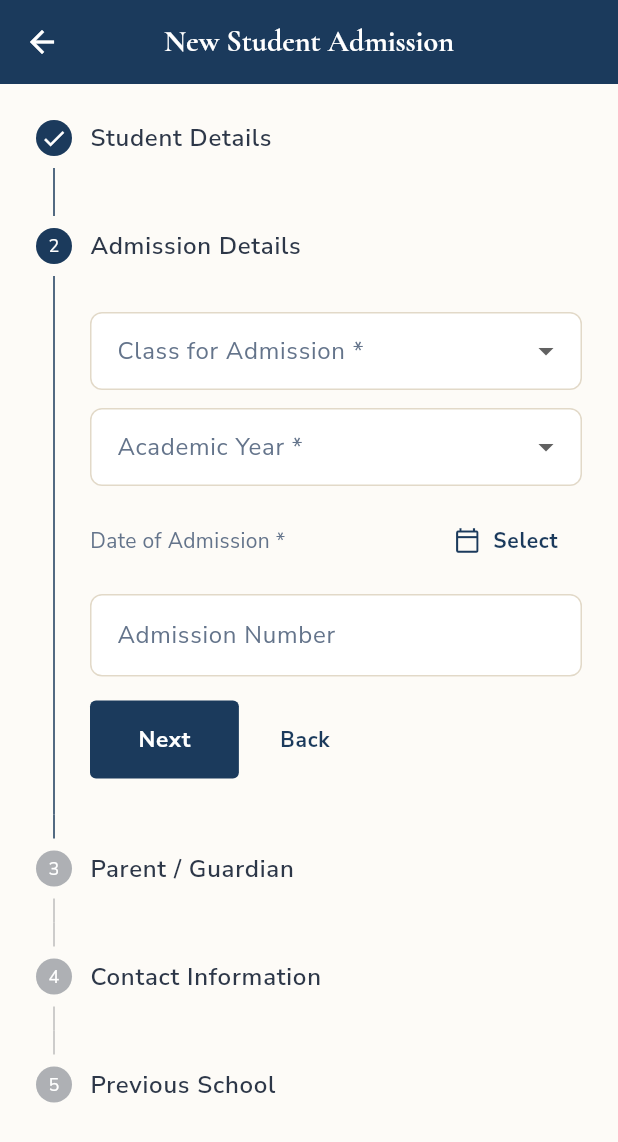
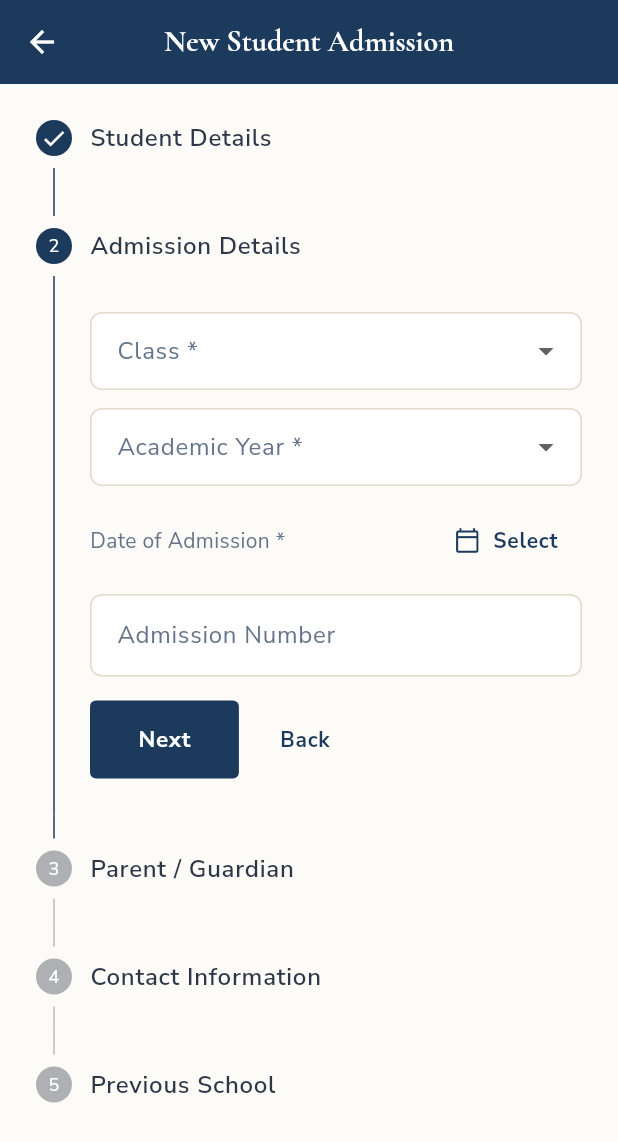
Before and after one commit to DileepJexpert/school-project-ui, a Flutter app: the NewAdmissionScreen screen opened directly, scrolled down 206 dp, after a tap on "Next", on a phone screen of 412 x 824 dp. Shown: the top 1142 px of the screen. Run offline on Flutter 3.47's test engine with Material 3 defaults, Android fonts, the phone set to English and light mode, and no system bars; our stand-ins replace dio, fl_chart, google_fonts, shared_preferences, shimmer; accounts and stored records are empty; network calls fail.

Commit message:
feat: unified class+section format across Admission, Fee Setup, Fee Collection
Problem: classForAdmission was stored inconsistently —
  Admission:       'Class 1', 'Class 11 Science'  (no section, wrong streams)
  Fee Setup:       'Class 1 - A'                  (with section)
  Fee Collection:  filter list mismatched DB values

This caused fee search by class to never match students, and made
section-wise student counting impossible in future reports.

Solution: Single source of truth — SchoolConstants in app_constants.dart

SchoolConstants provides:
  • baseClasses     — plain class names for dropdowns
  • sections        — ['A', 'B']
  • noSectionClasses— ['Nursery', 'LKG', 'UKG']
  • allClasses      — full flat list 'Nursery', 'Class 1 - A', 'Class 1 - B'…
  • buildClassName() — 'Class 5' + 'B' → 'Class 5 - B'; 'Nursery' → 'Nursery'
  • parseClassName() — inverse, used when loading existing records

Changes per screen:
  new_admission_screen: two dropdowns (Class + Section), section hidden for
    pre-primary, classForAdmission stored as 'Class X - A'. Removed
    hardcoded 'Class 11 Science' / 'Class 11 Commerce' streams.
  fee_setup_screen: all hardcoded lists replaced with SchoolConstants.
  fee_collection_screen: hardcoded _classes list replaced with
    SchoolConstants.allClasses getter.

```diff
--- a/lib/core/constants/app_constants.dart
+++ b/lib/core/constants/app_constants.dart
@@ -74,6 +74,66 @@ class AppSizes {
   );
 }
 
+/// Single source of truth for class/section values stored in MongoDB.
+///
+/// Format rules (must be consistent across Admission, Fee Setup, Fee Collection):
+///   • Pre-primary (Nursery, LKG, UKG)  → stored as-is  e.g. "Nursery"
+///   • Class 1–12                        → "Class X - A" / "Class X - B"
+///
+/// Never hard-code this list in individual screens — always use SchoolConstants.
+class SchoolConstants {
+  SchoolConstants._();
+
+  /// Base class labels (no section suffix).
+  static const List<String> baseClasses = [
+    'Nursery', 'LKG', 'UKG',
+    'Class 1', 'Class 2', 'Class 3', 'Class 4', 'Class 5', 'Class 6',
+    'Class 7', 'Class 8', 'Class 9', 'Class 10', 'Class 11', 'Class 12',
+  ];
+
+  /// Classes that do NOT have sections (pre-primary).
+  static const List<String> noSectionClasses = ['Nursery', 'LKG', 'UKG'];
+
+  /// Available sections for Class 1–12.
+  static const List<String> sections = ['A', 'B'];
+
+  /// Full flat list of all class+section combinations as stored in MongoDB.
+  /// Pre-primary classes appear once (no section).
+  /// Class 1–12 appear twice (one entry per section).
+  static List<String> get allClasses => [
+        'Nursery',
+        'LKG',
+        'UKG',
+        for (int i = 1; i <= 12; i++)
+          for (final s in sections) 'Class $i - $s',
+      ];
+
+  /// Build the stored className from a base class and section.
+  /// Pre-primary → returns baseClass unchanged.
+  /// Others       → returns "Class X - A" format.
+  static String buildClassName(String baseClass, String section) {
+    if (noSectionClasses.contains(baseClass)) return baseClass;
+    return '$baseClass - $section';
+  }
+
+  /// Parse a stored className back into (baseClass, section).
+  /// "Class 5 - B" → ('Class 5', 'B')
+  /// "Nursery"     → ('Nursery', 'A')   (section 'A' is default for pre-primary)
+  static (String, String) parseClassName(String className) {
+    final parts = className.split(' - ');
+    if (parts.length >= 2) {
+      final base = parts[0].trim();
+      final sec = parts[1].trim();
+      if (baseClasses.contains(base) && sections.contains(sec)) {
+        return (base, sec);
+      }
+    }
+    // Legacy or pre-primary value — return as-is with default section
+    final base = baseClasses.contains(className) ? className : baseClasses.first;
+    return (base, sections.first);
+  }
+}
+
 class AppStrings {
   AppStrings._();
 
--- a/lib/features/admin/screens/new_admission_screen.dart
+++ b/lib/features/admin/screens/new_admission_screen.dart
@@ -5,6 +5,7 @@ import 'package:intl/intl.dart';
 import '../../../core/constants/app_constants.dart';
 import '../../../models/admission_data.dart';
 import '../../../services/admission_api_service.dart';
+// SchoolConstants is defined in app_constants.dart
 
 class NewAdmissionScreen extends StatefulWidget {
   final String? studentId;
@@ -47,18 +48,18 @@ class _NewAdmissionScreenState extends State<NewAdmissionScreen> {
   DateTime? _dob;
   DateTime? _doa;
   String? _gender;
-  String? _class;
+  String? _baseClass;   // e.g. "Class 5" — base class without section
+  String _section = SchoolConstants.sections.first; // 'A' default
   String? _year;
   bool _sameAddr = false;
 
+  // The value stored in DB: "Class 5 - A" or "Nursery"
+  String? get _classForAdmission => _baseClass == null
+      ? null
+      : SchoolConstants.buildClassName(_baseClass!, _section);
+
   final _genders = ['Male', 'Female', 'Other'];
   final _years = ['2024-2025', '2025-2026', '2026-2027'];
-  final _classes = [
-    'Nursery', 'LKG', 'UKG',
-    'Class 1', 'Class 2', 'Class 3', 'Class 4', 'Class 5',
-    'Class 6', 'Class 7', 'Class 8', 'Class 9', 'Class 10',
-    'Class 11 Science', 'Class 11 Commerce', 'Class 12 Science', 'Class 12 Commerce',
-  ];
 
   @override
   void initState() {
@@ -79,7 +80,9 @@ class _NewAdmissionScreenState extends State<NewAdmissionScreen> {
         _religionCtrl.text = s.religion;
         _motherTongueCtrl.text = s.motherTongue;
         _aadharCtrl.text = s.aadharNumber;
-        _class = s.classForAdmission;
+        final (base, sec) = SchoolConstants.parseClassName(s.classForAdmission);
+        _baseClass = base;
+        _section = sec;
         _year = s.academicYear;
         _doa = s.dateOfAdmission;
         _admNoCtrl.text = s.admissionNumber;
@@ -125,7 +128,7 @@ class _NewAdmissionScreenState extends State<NewAdmissionScreen> {
   }
 
   Future<void> _submit() async {
-    if (!_formKey.currentState!.validate() || _dob == null || _gender == null || _class == null || _year == null || _doa == null) {
+    if (!_formKey.currentState!.validate() || _dob == null || _gender == null || _baseClass == null || _year == null || _doa == null) {
       _showSnack('Please fill all required fields.', isError: true);
       return;
     }
@@ -140,7 +143,7 @@ class _NewAdmissionScreenState extends State<NewAdmissionScreen> {
       religion: _religionCtrl.text.trim(),
       motherTongue: _motherTongueCtrl.text.trim(),
       aadharNumber: _aadharCtrl.text.trim(),
-      classForAdmission: _class!,
+      classForAdmission: _classForAdmission!,
       academicYear: _year!,
       dateOfAdmission: _doa!,
       admissionNumber: _admNoCtrl.text.trim(),
@@ -262,13 +265,42 @@ class _NewAdmissionScreenState extends State<NewAdmissionScreen> {
           state: _step > 1 ? StepState.complete : StepState.indexed,
           content: Column(children: [
             const SizedBox(height: 8),
-            DropdownButtonFormField<String>(
-              decoration: _dec('Class for Admission *'),
-              value: _class,
-              items: _classes.map((c) => DropdownMenuItem(value: c, child: Text(c))).toList(),
-              onChanged: (v) => setState(() => _class = v),
-              validator: (v) => v == null ? 'Required' : null,
-            ),
+            // Class + Section row
+            Row(crossAxisAlignment: CrossAxisAlignment.start, children: [
+              Expanded(
+                flex: 3,
+                child: DropdownButtonFormField<String>(
+                  decoration: _dec('Class *'),
+                  value: _baseClass,
+                  items: SchoolConstants.baseClasses
+                      .map((c) => DropdownMenuItem(value: c, child: Text(c)))
+                      .toList(),
+                  onChanged: (v) => setState(() {
+                    _baseClass = v;
+                    // Reset to 'A' when switching to pre-primary (no section)
+                    if (SchoolConstants.noSectionClasses.contains(v)) {
+                      _section = SchoolConstants.sections.first;
+                    }
+                  }),
+                  validator: (v) => v == null ? 'Required' : null,
+                ),
+              ),
+              if (_baseClass != null &&
+                  !SchoolConstants.noSectionClasses.contains(_baseClass)) ...[
+                const SizedBox(width: 10),
+                Expanded(
+                  flex: 2,
+                  child: DropdownButtonFormField<String>(
+                    decoration: _dec('Section *'),
+                    value: _section,
+                    items: SchoolConstants.sections
+                        .map((s) => DropdownMenuItem(value: s, child: Text('Section $s')))
+                        .toList(),
+                    onChanged: (v) => setState(() => _section = v!),
+                  ),
+                ),
+              ],
+            ]),
             const SizedBox(height: 12),
             DropdownButtonFormField<String>(
               decoration: _dec('Academic Year *'),
```
Also changed, not shown: lib/features/admin/screens/fee_collection_screen.dart (+2 -16 lines), lib/features/admin/screens/fee_setup_screen.dart (+11 -32 lines).
